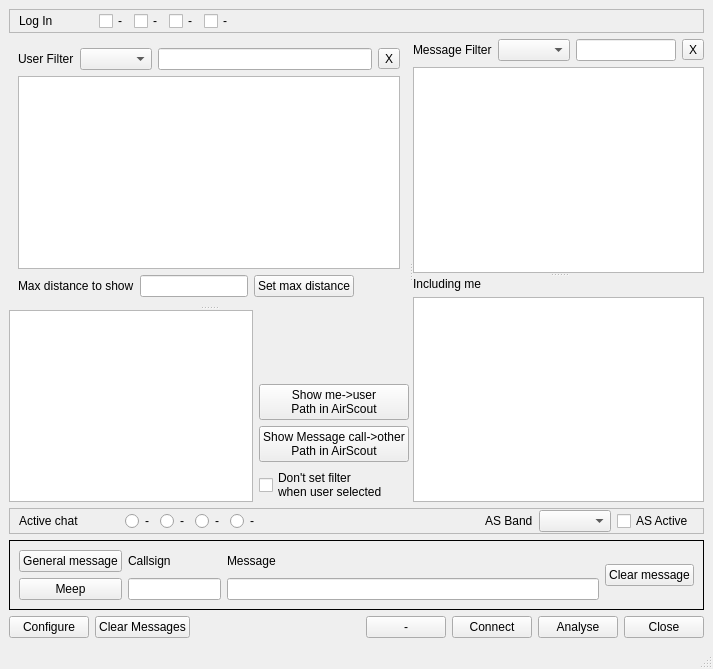
Before: the Qt Designer form mqt/MqtKSTClient/kstmainwindow.ui in Rsclub22/Minos2-Mirror, drawn with Qt 5.
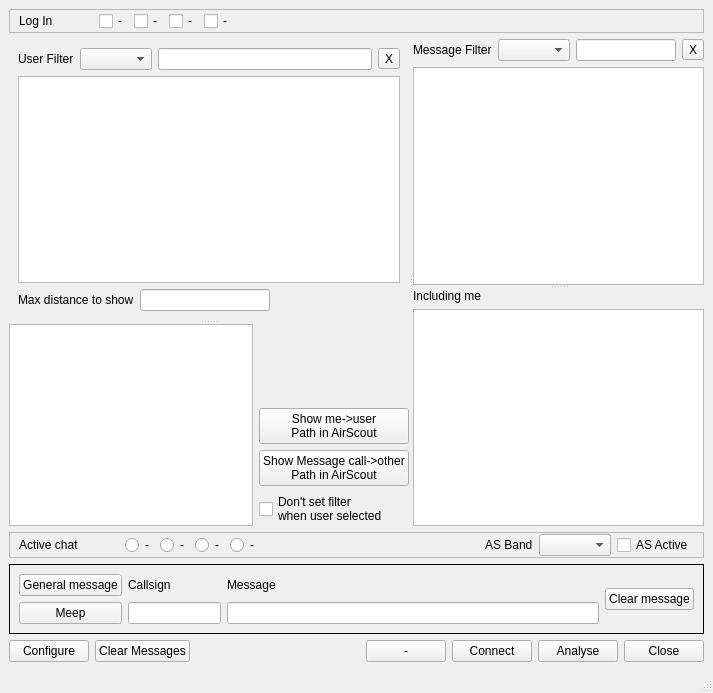
After: the same form once the commit is applied. Custom widgets are drawn as their Qt base class.

Commit message: Set max distance on editting finished, not a button

Patch:
```diff
--- a/mqt/MqtKSTClient/kstmainwindow.ui
+++ b/mqt/MqtKSTClient/kstmainwindow.ui
@@ -7,7 +7,7 @@
     <x>0</x>
     <y>0</y>
     <width>713</width>
-    <height>669</height>
+    <height>693</height>
    </rect>
   </property>
   <property name="windowTitle">
@@ -115,7 +115,7 @@
        <property name="orientation">
         <enum>Qt::Vertical</enum>
        </property>
-       <widget class="QFrame" name="">
+       <widget class="QFrame" name="frame2">
         <property name="frameShape">
          <enum>QFrame::NoFrame</enum>
         </property>
@@ -190,13 +190,6 @@
              </property>
             </widget>
            </item>
-           <item>
-            <widget class="QPushButton" name="maxDistanceButton">
-             <property name="text">
-              <string>Set max distance</string>
-             </property>
-            </widget>
-           </item>
            <item>
             <spacer name="horizontalSpacer_6">
              <property name="orientation">
```
Left out of the diff: 2 changed lines with no effect on the pictures. The commit also changes 2 other files.
